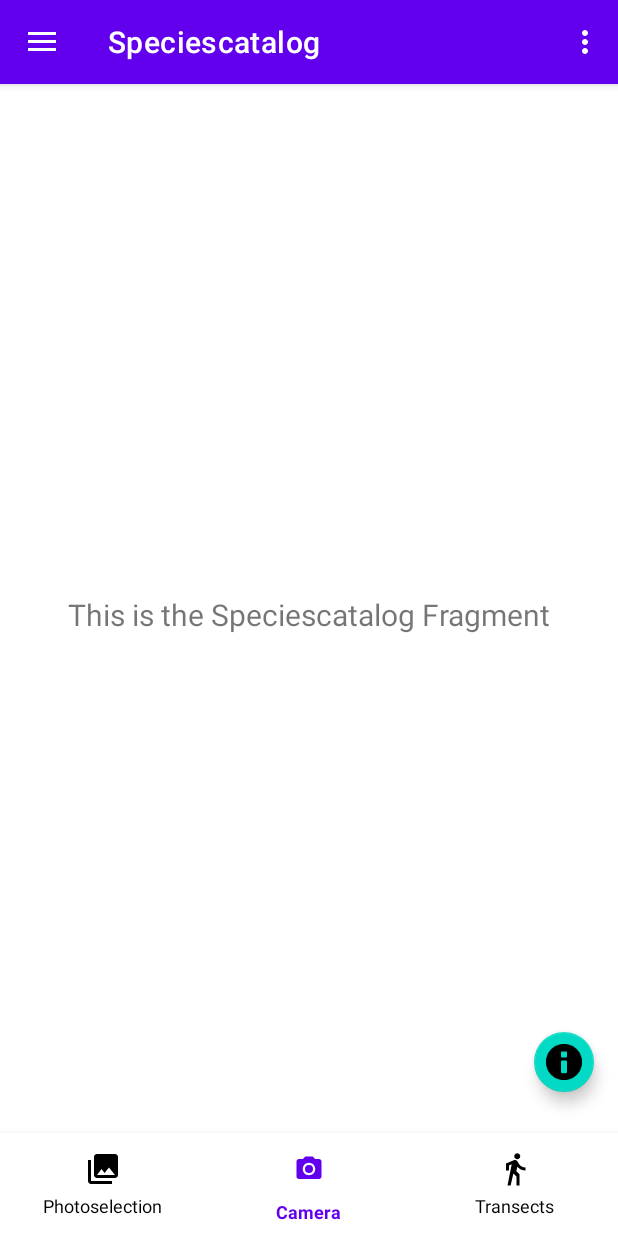
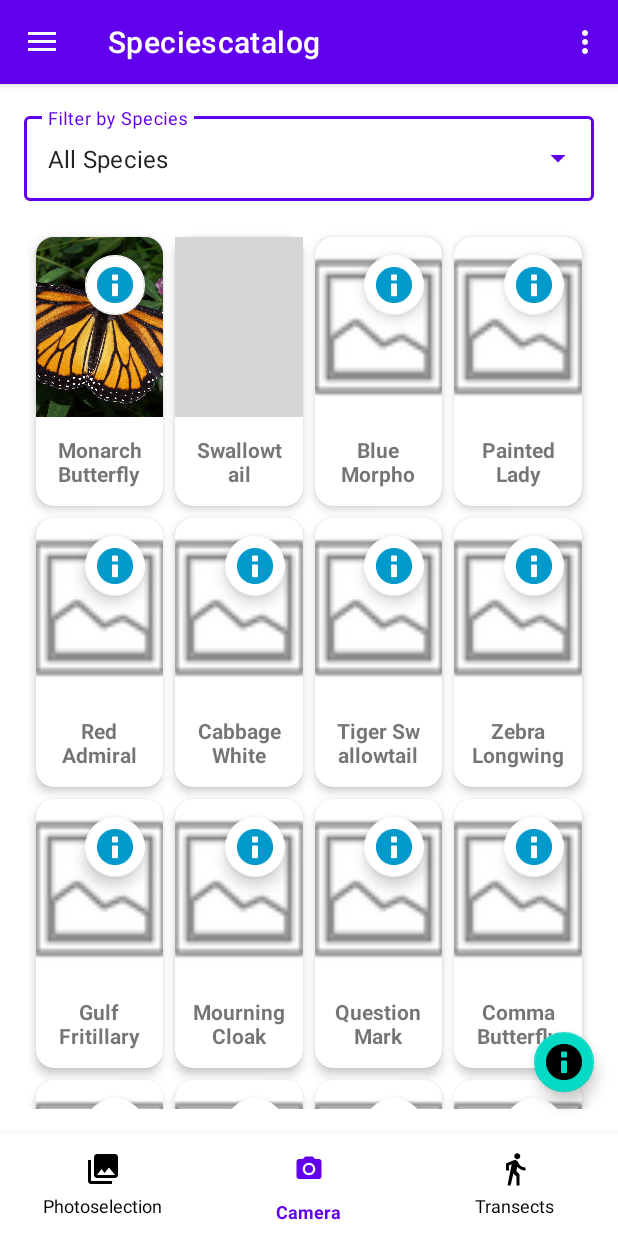
Before and after one commit to ertch/YoloFly, an Android app: the screen it shows after launch (MainActivity), in the side drawer, after a tap on "Speciescatalog", on a phone screen of 412 x 824 dp. Run offline under Robolectric (Android 15) with nearby library versions, the phone set to English and light mode, and no system bars; our stand-ins replace navigation-ui; grey boxes are pictures that could not be loaded.

Commit message:
added speciescatalog pokedey style, pictures possible, scrolling possible, filtering for species possible, info-button possible, hardcoded repository so far, no highligting which butterflies we managed to catch so far

```diff
--- /dev/null
+++ b/app/src/main/java/com/example/butterflydetector/data/ButterflyRepository.kt
@@ -0,0 +1,63 @@
+package com.example.butterflydetector.data
+
+import com.example.butterflydetector.R
+import com.example.butterflydetector.model.Butterfly
+
+object ButterflyRepository {
+    fun getAllButterflies(): List<Butterfly> {
+        return listOf(
+            Butterfly(1, "Monarch Butterfly", "Species 1", R.drawable.butterfly_monarch,
+                "The Monarch butterfly is known for its incredible migration journey.",
+                "Gardens, fields, and meadows", "8.9-10.2 cm", "March to October"),
+            Butterfly(2, "Swallowtail", "Species 1", R.drawable.butterfly_swallowtail,
+                "Large, colorful butterflies with distinctive tail-like extensions.",
+                "Gardens and woodlands", "7.4-14 cm", "April to September"),
+            Butterfly(3, "Blue Morpho", "Species 2", android.R.drawable.ic_menu_gallery,
+                "Brilliant blue wings that shimmer in the sunlight.",
+                "Tropical rainforests", "12.7-20.3 cm", "Year-round"),
+            Butterfly(4, "Painted Lady", "Species 2", android.R.drawable.ic_menu_gallery,
+                "One of the most widespread butterflies in the world.",
+                "Gardens, fields, and roadsides", "5.1-7.3 cm", "March to October"),
+            Butterfly(5, "Red Admiral", "Species 3", android.R.drawable.ic_menu_gallery,
+                "Dark wings with red bands and white spots.",
+                "Gardens, parks, and woodland edges", "4.5-6.0 cm", "March to October"),
+            Butterfly(6, "Cabbage White", "Species 3", android.R.drawable.ic_menu_gallery,
+                "Small white butterfly commonly found in gardens.",
+                "Gardens and agricultural areas", "3.2-5.1 cm", "March to November"),
+            Butterfly(7, "Tiger Swallowtail", "Species 4", android.R.drawable.ic_menu_gallery,
+                "Large yellow butterfly with black tiger stripes.",
+                "Deciduous forests and gardens", "7.9-14 cm", "March to November"),
+            Butterfly(8, "Zebra Longwing", "Species 4", android.R.drawable.ic_menu_gallery,
+                "Black wings with yellow stripes, state butterfly of Florida.",
+                "Tropical and subtropical areas", "7.2-10.0 cm", "Year-round"),
+            Butterfly(9, "Gulf Fritillary", "Species 5", android.R.drawable.ic_menu_gallery,
+                "Orange butterfly with black markings and silver spots.",
+                "Open areas and gardens", "6.5-9.5 cm", "Year-round in warm climates"),
+            Butterfly(10, "Mourning Cloak", "Species 5", android.R.drawable.ic_menu_gallery,
+                "Dark wings with yellow borders, one of the longest-lived butterflies.",
+                "Woodlands and parks", "6.2-7.5 cm", "March to October"),
+            Butterfly(11, "Question Mark", "Species 6", android.R.drawable.ic_menu_gallery,
+                "Orange and black butterfly with a silver question mark on underwing.",
+                "Woodlands and gardens", "4.5-7.0 cm", "March to October"),
+            Butterfly(12, "Comma Butterfly", "Species 6", android.R.drawable.ic_menu_gallery,
+                "Orange butterfly with black spots and a white comma mark.",
+                "Woodlands and gardens", "4.5-6.4 cm", "March to October"),
+            Butterfly(13, "Cloudless Sulphur", "Species 7", android.R.drawable.ic_menu_gallery,
+                "Large yellow butterfly that migrates long distances.",
+                "Open areas and gardens", "5.6-7.4 cm", "Year-round in warm areas"),
+            Butterfly(14, "Orange Sulphur", "Species 7", android.R.drawable.ic_menu_gallery,
+                "Small orange butterfly commonly found in fields.",
+                "Fields and meadows", "3.2-5.4 cm", "April to October"),
+            Butterfly(15, "Spicebush Swallowtail", "Species 1", android.R.drawable.ic_menu_gallery,
+                "Dark butterfly with blue and orange spots.",
+                "Deciduous forests", "7.0-10.5 cm", "April to October"),
+            Butterfly(16, "Black Swallowtail", "Species 2", android.R.drawable.ic_menu_gallery,
+                "Black butterfly with yellow and blue markings.",
+                "Gardens and fields", "6.9-8.4 cm", "April to October")
+        )
+    }
+
+    fun getSpeciesList(): List<String> {
+        return listOf("All Species", "Species 1", "Species 2", "Species 3", "Species 4", "Species 5", "Species 6", "Species 7")
+    }
+}
--- /dev/null
+++ b/app/src/main/java/com/example/butterflydetector/model/ButterflyData.kt
@@ -0,0 +1,12 @@
+package com.example.butterflydetector.model
+
+data class Butterfly(
+    val id: Int,
+    val name: String,
+    val species: String,
+    val imageResId: Int,
+    val description: String,
+    val habitat: String,
+    val wingspan: String,
+    val flightPeriod: String
+)
--- a/app/src/main/java/com/example/butterflydetector/ui/slideshow/SpeciesCatalogFragment.kt
+++ /dev/null
@@ -1,42 +0,0 @@
-package com.example.butterflydetector.ui.slideshow
-
-import android.os.Bundle
-import android.view.LayoutInflater
-import android.view.View
-import android.view.ViewGroup
-import android.widget.TextView
-import androidx.fragment.app.Fragment
-import androidx.lifecycle.ViewModelProvider
-import com.example.butterflydetector.databinding.FragmentSpeciescatalogBinding
-
-class SpeciesCatalogFragment : Fragment() {
-
-    private var _binding: FragmentSpeciescatalogBinding? = null
-
-    // This property is only valid between onCreateView and
-    // onDestroyView.
-    private val binding get() = _binding!!
-
-    override fun onCreateView(
-        inflater: LayoutInflater,
-        container: ViewGroup?,
-        savedInstanceState: Bundle?
-    ): View {
-        val speciesCatalogViewModel =
-            ViewModelProvider(this).get(SpeciesCatalogViewModel::class.java)
-
-        _binding = FragmentSpeciescatalogBinding.inflate(inflater, container, false)
-        val root: View = binding.root
-
-        val textView: TextView = binding.textSlideshow
-        speciesCatalogViewModel.text.observe(viewLifecycleOwner) {
-            textView.text = it
-        }
-        return root
-    }
-
-    override fun onDestroyView() {
-        super.onDestroyView()
-        _binding = null
-    }
-}
--- a/app/src/main/java/com/example/butterflydetector/ui/slideshow/SpeciesCatalogViewModel.kt
+++ /dev/null
@@ -1,13 +0,0 @@
-package com.example.butterflydetector.ui.slideshow
-
-import androidx.lifecycle.LiveData
-import androidx.lifecycle.MutableLiveData
-import androidx.lifecycle.ViewModel
-
-class SpeciesCatalogViewModel : ViewModel() {
-
-    private val _text = MutableLiveData<String>().apply {
-        value = "This is the Speciescatalog Fragment"
-    }
-    val text: LiveData<String> = _text
-}
--- /dev/null
+++ b/app/src/main/java/com/example/butterflydetector/ui/speciescatalog/ButterflyAdapter.kt
@@ -0,0 +1,47 @@
+package com.example.butterflydetector.ui.speciescatalog
+
+import android.view.LayoutInflater
+import android.view.View
+import android.view.ViewGroup
+import android.widget.ImageButton
+import android.widget.ImageView
+import android.widget.TextView
+import androidx.recyclerview.widget.RecyclerView
+import com.example.butterflydetector.R
+import com.example.butterflydetector.model.Butterfly
+
+class ButterflyAdapter(
+    private var butterflies: List<Butterfly>,
+    private val onInfoClick: (Butterfly) -> Unit
+) : RecyclerView.Adapter<ButterflyAdapter.ButterflyViewHolder>() {
+
+    class ButterflyViewHolder(view: View) : RecyclerView.ViewHolder(view) {
+        val imageView: ImageView = view.findViewById(R.id.butterfly_image)
+        val nameText: TextView = view.findViewById(R.id.butterfly_name)
+        val infoButton: ImageButton = view.findViewById(R.id.info_button)
+    }
+
+    override fun onCreateViewHolder(parent: ViewGroup, viewType: Int): ButterflyViewHolder {
+        val view = LayoutInflater.from(parent.context)
+            .inflate(R.layout.item_butterfly, parent, false)
+        return ButterflyViewHolder(view)
+    }
+
+    override fun onBindViewHolder(holder: ButterflyViewHolder, position: Int) {
+        val butterfly = butterflies[position]
+
+        holder.imageView.setImageResource(butterfly.imageResId)
+        holder.nameText.text = butterfly.name
+
+        holder.infoButton.setOnClickListener {
+            onInfoClick(butterfly)
+        }
+    }
+
+    override fun getItemCount() = butterflies.size
+
+    fun updateButterflies(newButterflies: List<Butterfly>) {
+        butterflies = newButterflies
+        notifyDataSetChanged()
+    }
+}
--- /dev/null
+++ b/app/src/main/java/com/example/butterflydetector/ui/speciescatalog/SpeciesCatalogFragment.kt
@@ -0,0 +1,93 @@
+package com.example.butterflydetector.ui.speciescatalog
+
+import android.app.AlertDialog
+import android.os.Bundle
+import android.view.LayoutInflater
+import android.view.View
+import android.view.ViewGroup
+import android.widget.ArrayAdapter
+import androidx.fragment.app.Fragment
+import androidx.lifecycle.ViewModelProvider
+import androidx.recyclerview.widget.GridLayoutManager
+import com.example.butterflydetector.databinding.FragmentSpeciescatalogBinding
+import com.example.butterflydetector.model.Butterfly
+
+class SpeciesCatalogFragment : Fragment() {
+
+    private var _binding: FragmentSpeciescatalogBinding? = null
+    private val binding get() = _binding!!
+
+    private lateinit var viewModel: SpeciesCatalogViewModel
+    private lateinit var adapter: ButterflyAdapter
+
+    override fun onCreateView(
+        inflater: LayoutInflater,
+        container: ViewGroup?,
+        savedInstanceState: Bundle?
+    ): View {
+        viewModel = ViewModelProvider(this)[SpeciesCatalogViewModel::class.java]
+        _binding = FragmentSpeciescatalogBinding.inflate(inflater, container, false)
+
+        setupRecyclerView()
+        setupSpeciesFilter()
+        observeViewModel()
+
+        return binding.root
+    }
+
+    private fun setupRecyclerView() {
+        adapter = ButterflyAdapter(emptyList()) { butterfly ->
+            showButterflyInfo(butterfly)
+        }
+
+        binding.butterflyRecyclerView.layoutManager = GridLayoutManager(context, 4)
+        binding.butterflyRecyclerView.adapter = adapter
+    }
+
+    private fun setupSpeciesFilter() {
+        val speciesAdapter = ArrayAdapter(
+            requireContext(),
+            android.R.layout.simple_dropdown_item_1line,
+            viewModel.getSpeciesList()
+        )
+
+        binding.speciesFilterDropdown.setAdapter(speciesAdapter)
+        binding.speciesFilterDropdown.setText("All Species", false)
+
+        binding.speciesFilterDropdown.setOnItemClickListener { _, _, position, _ ->
+            val selectedSpecies = viewModel.getSpeciesList()[position]
+            viewModel.filterBySpecies(selectedSpecies)
+        }
+    }
+
+    private fun observeViewModel() {
+        viewModel.filteredButterflies.observe(viewLifecycleOwner) { butterflies ->
+            adapter.updateButterflies(butterflies)
+        }
+    }
+
+    private fun showButterflyInfo(butterfly: Butterfly) {
+        AlertDialog.Builder(requireContext())
+            .setTitle(butterfly.name)
+            .setMessage("""
+                Species: ${butterfly.species}
+
+                Description: ${butterfly.description}
+
+                Habitat: ${butterfly.habitat}
+
+                Wingspan: ${butterfly.wingspan}
+
+                Flight Period: ${butterfly.flightPeriod}
+            """.trimIndent())
+            .setPositiveButton("Close") { dialog, _ ->
+                dialog.dismiss()
+            }
+            .show()
+    }
+
+    override fun onDestroyView() {
+        super.onDestroyView()
+        _binding = null
+    }
+}
--- /dev/null
+++ b/app/src/main/java/com/example/butterflydetector/ui/speciescatalog/SpeciesCatalogViewModel.kt
@@ -0,0 +1,40 @@
+package com.example.butterflydetector.ui.speciescatalog
+
+import androidx.lifecycle.LiveData
+import androidx.lifecycle.MutableLiveData
+import androidx.lifecycle.ViewModel
+import com.example.butterflydetector.model.Butterfly
+import com.example.butterflydetector.data.ButterflyRepository
+
+class SpeciesCatalogViewModel : ViewModel() {
+
+    private val _butterflies = MutableLiveData<List<Butterfly>>()
+    val butterflies: LiveData<List<Butterfly>> = _butterflies
+
+    private val _filteredButterflies = MutableLiveData<List<Butterfly>>()
+    val filteredButterflies: LiveData<List<Butterfly>> = _filteredButterflies
+
+    private val _selectedSpecies = MutableLiveData<String>()
+    val selectedSpecies: LiveData<String> = _selectedSpecies
+
+    private val allButterflies = ButterflyRepository.getAllButterflies()
+
+    init {
+        _butterflies.value = allButterflies
+        _filteredButterflies.value = allButterflies
+        _selectedSpecies.value = "All Species"
+    }
+
+    fun filterBySpecies(species: String) {
+        _selectedSpecies.value = species
+        _filteredButterflies.value = if (species == "All Species") {
+            allButterflies
+        } else {
+            allButterflies.filter { it.species == species }
+        }
+    }
+
+    fun getSpeciesList(): List<String> {
+        return ButterflyRepository.getSpeciesList()
+    }
+}
--- a/app/src/main/res/layout/fragment_speciescatalog.xml
+++ b/app/src/main/res/layout/fragment_speciescatalog.xml
@@ -1,22 +1,37 @@
 <?xml version="1.0" encoding="utf-8"?>
-<androidx.constraintlayout.widget.ConstraintLayout xmlns:android="http://schemas.android.com/apk/res/android"
+<LinearLayout xmlns:android="http://schemas.android.com/apk/res/android"
     xmlns:app="http://schemas.android.com/apk/res-auto"
     xmlns:tools="http://schemas.android.com/tools"
     android:layout_width="match_parent"
     android:layout_height="match_parent"
-    tools:context=".ui.slideshow.SpeciesCatalogFragment">
+    android:orientation="vertical"
+    android:padding="16dp"
+    tools:context=".ui.speciescatalog.SpeciesCatalogFragment">
 
-    <TextView
-        android:id="@+id/text_slideshow"
+    <!-- Filter Spinner -->
+    <com.google.android.material.textfield.TextInputLayout
         android:layout_width="match_parent"
         android:layout_height="wrap_content"
-        android:layout_marginStart="8dp"
-        android:layout_marginTop="8dp"
-        android:layout_marginEnd="8dp"
-        android:textAlignment="center"
-        android:textSize="20sp"
-        app:layout_constraintBottom_toBottomOf="parent"
-        app:layout_constraintEnd_toEndOf="parent"
-        app:layout_constraintStart_toStartOf="parent"
-        app:layout_constraintTop_toTopOf="parent" />
-</androidx.constraintlayout.widget.ConstraintLayout>
+        android:layout_marginBottom="16dp"
+        style="@style/Widget.MaterialComponents.TextInputLayout.OutlinedBox.ExposedDropdownMenu">
+
+        <AutoCompleteTextView
+            android:id="@+id/speciesFilterDropdown"
+            android:layout_width="match_parent"
+            android:layout_height="wrap_content"
+            android:hint="Filter by Species"
+            android:inputType="none"
+            android:text="All Species" />
+
+    </com.google.android.material.textfield.TextInputLayout>
+
+    <!-- Butterfly Grid -->
+    <androidx.recyclerview.widget.RecyclerView
+        android:id="@+id/butterflyRecyclerView"
+        android:layout_width="match_parent"
+        android:layout_height="0dp"
+        android:layout_weight="1"
+        android:clipToPadding="false"
+        android:padding="4dp" />
+
+</LinearLayout>
--- /dev/null
+++ b/app/src/main/res/layout/item_butterfly.xml
@@ -0,0 +1,56 @@
+<?xml version="1.0" encoding="utf-8"?>
+<com.google.android.material.card.MaterialCardView xmlns:android="http://schemas.android.com/apk/res/android"
+    xmlns:app="http://schemas.android.com/apk/res-auto"
+    android:layout_width="match_parent"
+    android:layout_height="wrap_content"
+    android:layout_margin="4dp"
+    app:cardCornerRadius="12dp"
+    app:cardElevation="4dp">
+
+    <LinearLayout
+        android:layout_width="match_parent"
+        android:layout_height="wrap_content"
+        android:orientation="vertical">
+
+        <!-- Image Container with Info Button -->
+        <FrameLayout
+            android:layout_width="match_parent"
+            android:layout_height="120dp">
+
+            <ImageView
+                android:id="@+id/butterfly_image"
+                android:layout_width="match_parent"
+                android:layout_height="match_parent"
+                android:scaleType="centerCrop"
+                android:src="@android:drawable/ic_menu_gallery" />
+
+            <!-- Info Button Overlay -->
+            <com.google.android.material.floatingactionbutton.FloatingActionButton
+                android:id="@+id/info_button"
+                android:layout_width="wrap_content"
+                android:layout_height="wrap_content"
+                android:layout_gravity="top|end"
+                android:layout_margin="8dp"
+                app:fabSize="mini"
+                app:srcCompat="@android:drawable/ic_dialog_info"
+                app:backgroundTint="@android:color/white"
+                app:tint="@android:color/holo_blue_dark" />
+
+        </FrameLayout>
+
+        <!-- Butterfly Name -->
+        <TextView
+            android:id="@+id/butterfly_name"
+            android:layout_width="match_parent"
+            android:layout_height="wrap_content"
+            android:padding="12dp"
+            android:text="Butterfly Name"
+            android:textAlignment="center"
+            android:textSize="14sp"
+            android:textStyle="bold"
+            android:maxLines="2"
+            android:ellipsize="end" />
+
+    </LinearLayout>
+
+</com.google.android.material.card.MaterialCardView>
--- a/app/src/main/res/navigation/mobile_navigation.xml
+++ b/app/src/main/res/navigation/mobile_navigation.xml
@@ -19,7 +19,7 @@
 
     <fragment
         android:id="@+id/nav_speciescatalog"
-        android:name="com.example.butterflydetector.ui.slideshow.SpeciesCatalogFragment"
+        android:name="com.example.butterflydetector.ui.speciescatalog.SpeciesCatalogFragment"
         android:label="@string/menu_speciescatalog"
         tools:layout="@layout/fragment_speciescatalog" />
 
```
Also changed, not shown: app/src/main/res/drawable/butterfly_monarch.jpg (added), 1 other file.
